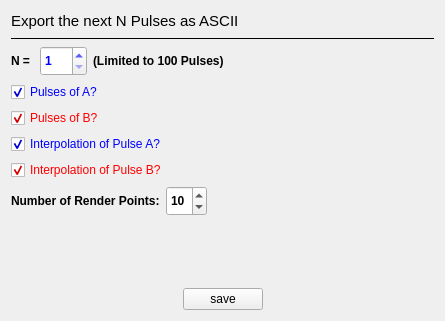
Qt form GUI/drs4pulsesavedlg.ui (dpscience/DDRS4PALS) before a commit.
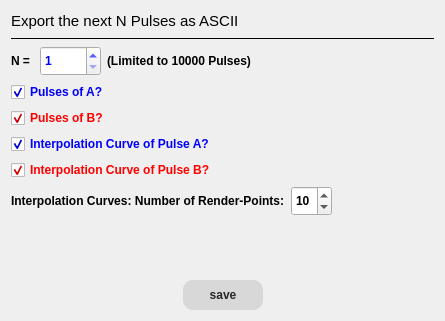
The same form after that commit.

What changed in the file:
```diff
--- a/GUI/drs4pulsesavedlg.ui
+++ b/GUI/drs4pulsesavedlg.ui
@@ -98,7 +98,7 @@
           <number>1</number>
          </property>
          <property name="maximum">
-          <number>100</number>
+          <number>10000</number>
          </property>
         </widget>
        </item>
@@ -111,7 +111,7 @@
           </font>
          </property>
          <property name="text">
-          <string>(Limited to 100 Pulses)</string>
+          <string>(Limited to 10000 Pulses)</string>
          </property>
         </widget>
        </item>
@@ -132,6 +132,12 @@
      </item>
      <item>
       <widget class="QCheckBox" name="checkBox_PulsesA">
+       <property name="font">
+        <font>
+         <weight>75</weight>
+         <bold>true</bold>
+        </font>
+       </property>
        <property name="styleSheet">
         <string notr="true">color: blue</string>
        </property>
@@ -145,6 +151,12 @@
      </item>
      <item>
       <widget class="QCheckBox" name="checkBox_PulsesB">
+       <property name="font">
+        <font>
+         <weight>75</weight>
+         <bold>true</bold>
+        </font>
+       </property>
        <property name="styleSheet">
         <string notr="true">color: red</string>
        </property>
@@ -158,11 +170,17 @@
      </item>
      <item>
       <widget class="QCheckBox" name="checkBox_PulsesInterpolationA">
+       <property name="font">
+        <font>
+         <weight>75</weight>
+         <bold>true</bold>
+        </font>
+       </property>
        <property name="styleSheet">
         <string notr="true">color: blue</string>
        </property>
        <property name="text">
-        <string>Interpolation of Pulse A?</string>
+        <string>Interpolation Curve of Pulse A?</string>
        </property>
        <property name="checked">
         <bool>true</bool>
@@ -171,12 +189,18 @@
      </item>
      <item>
       <widget class="QCheckBox" name="checkBox_PulsesInterpolationB">
+       <property name="font">
+        <font>
+         <weight>75</weight>
+         <bold>true</bold>
+        </font>
+       </property>
        <property name="styleSheet">
         <string notr="true">color: red
 </string>
        </property>
        <property name="text">
-        <string>Interpolation of Pulse B?</string>
+        <string>Interpolation Curve of Pulse B?</string>
        </property>
        <property name="checked">
         <bool>true</bool>
@@ -194,7 +218,7 @@
           </font>
          </property>
          <property name="text">
-          <string>Number of Render Points:</string>
+          <string>Interpolation Curves: Number of Render-Points:</string>
          </property>
         </widget>
        </item>
@@ -281,6 +305,48 @@
        </item>
        <item>
         <widget class="QPushButton" name="pushButton_save">
+         <property name="minimumSize">
+          <size>
+           <width>80</width>
+           <height>30</height>
+          </size>
+         </property>
+         <property name="font">
+          <font>
+           <weight>75</weight>
+           <bold>true</bold>
+          </font>
+         </property>
+         <property name="styleSheet">
+          <string notr="true">QPushButton {
+border-style: flat;
+background-color:  rgb(216,216,216); 
+color: rgb(40,40,40);
+border-radius: 10;
+}
+
+QPushButton:disabled {
+border-style: flat;
+background-color:  rgb(236,236,236); 
+color: rgb(140,140,140);
+border-radius: 10;
+}
+
+QPushButton:hover {
+border-style: flat; 
+background-color: rgb(160,160,160);
+color: rgb(40,40,40);
+border-radius: 5;
+}
+
+QPushButton:pressed {
+border-style: flat; 
+background-color: transparent;
+color: rgb(40,40,40);
+border-radius: 2;
+border-color: black;
+}</string>
+         </property>
          <property name="text">
           <string>save</string>
          </property>
```
